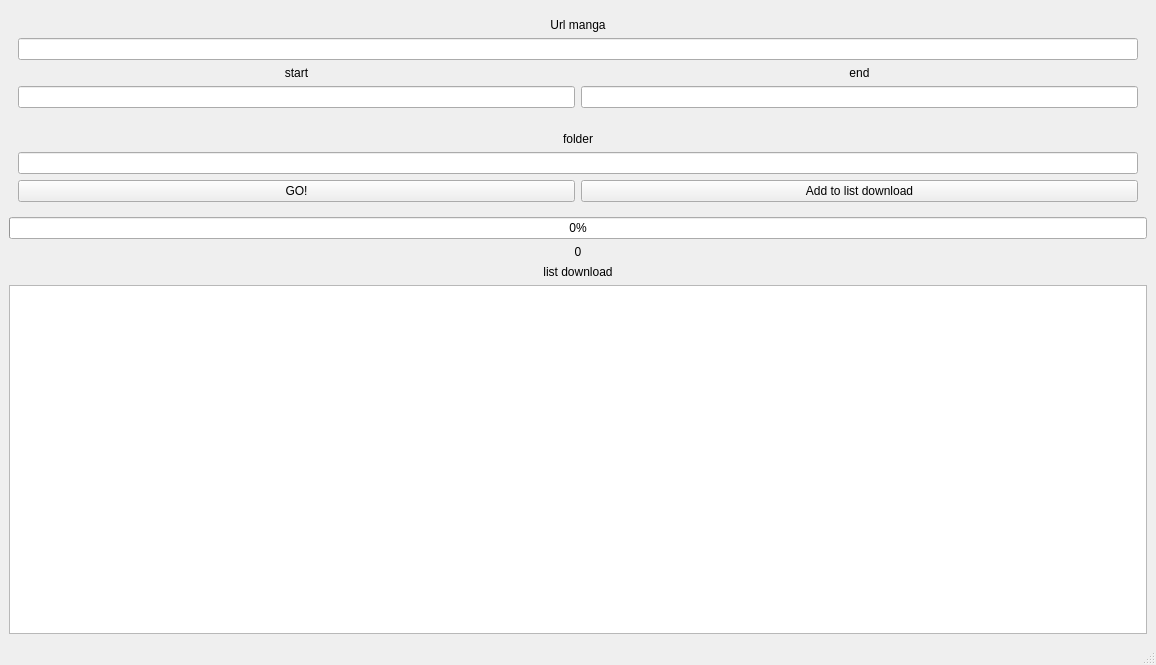
Before: the Qt Designer form mangaScrapper/ui/interface.ui in constraintAutomaton/mangaScraper, drawn with Qt 5.
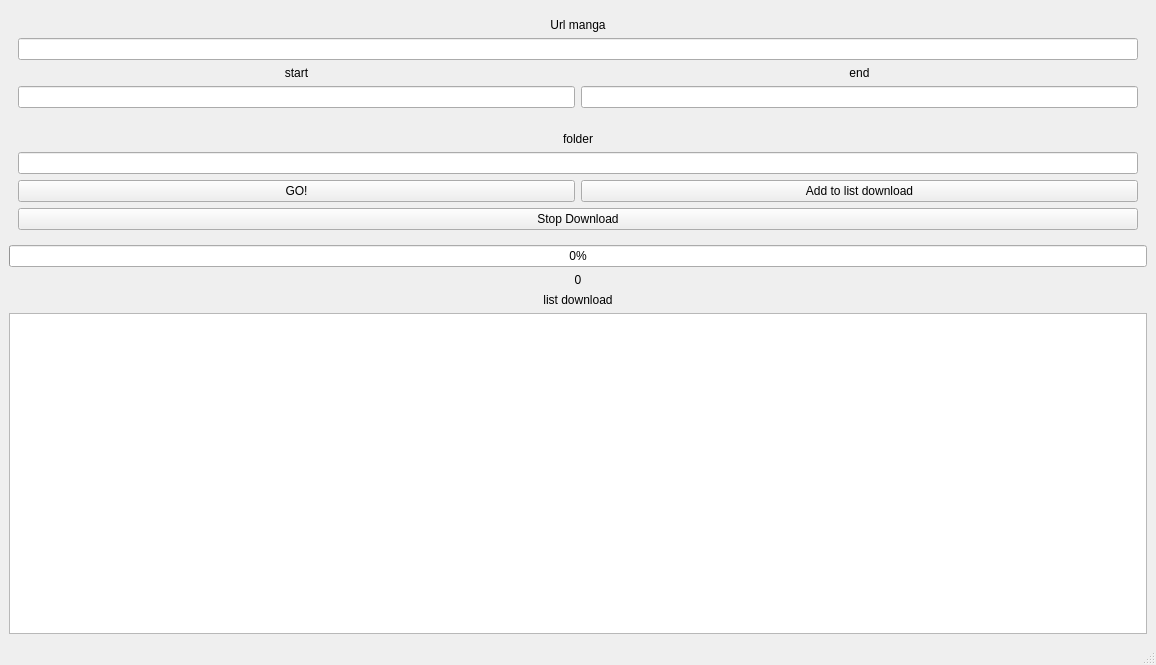
After: the same form once the commit is applied.

Patch:
```diff
--- a/mangaScrapper/ui/interface.ui
+++ b/mangaScrapper/ui/interface.ui
@@ -102,6 +102,13 @@
          </item>
         </layout>
        </item>
+       <item>
+        <widget class="QPushButton" name="btnStopDownload">
+         <property name="text">
+          <string>Stop Download</string>
+         </property>
+        </widget>
+       </item>
       </layout>
      </widget>
     </item>
```
